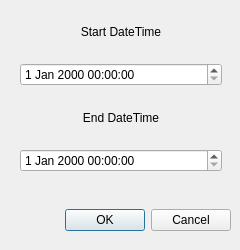
Before: the Qt Designer form customdatetimerangedialog.ui in josschi95/OTIS, drawn with Qt 5.
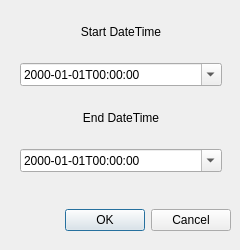
After: the same form once the commit is applied.

Commit message: custom formats for log parsing

The edit to the form file:
```diff
--- a/customdatetimerangedialog.ui
+++ b/customdatetimerangedialog.ui
@@ -66,6 +66,12 @@
         <height>0</height>
        </size>
       </property>
+      <property name="displayFormat">
+       <string>yyyy-MM-ddTHH:mm:ss</string>
+      </property>
+      <property name="calendarPopup">
+       <bool>true</bool>
+      </property>
      </widget>
     </item>
     <item>
@@ -92,6 +98,12 @@
         <height>0</height>
        </size>
       </property>
+      <property name="displayFormat">
+       <string>yyyy-MM-ddTHH:mm:ss</string>
+      </property>
+      <property name="calendarPopup">
+       <bool>true</bool>
+      </property>
      </widget>
     </item>
    </layout>
```
The commit also changes 15 other files.
